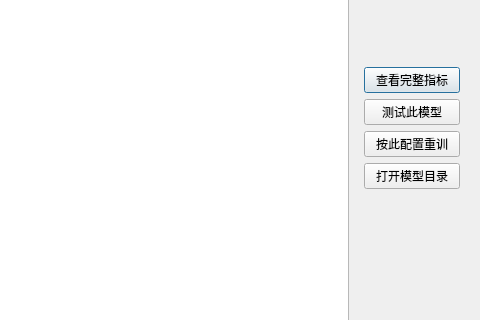
Before: the Qt Designer form ui/model.ui in pythondever/easy_trainer, drawn with Qt 5; both pictures show x 720 to 1200 and y 147 to 467 of the 1200 by 700 pixel window.
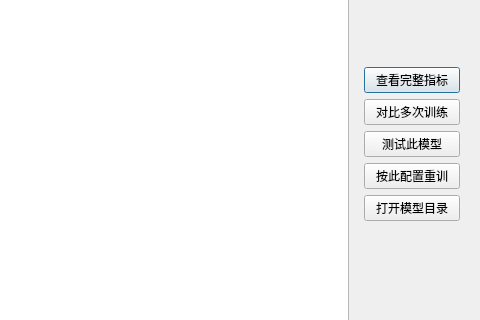
After: the same form once the commit is applied. Custom widgets are drawn as their Qt base class.

Commit message: 训练时数据增强配置

Patch:
```diff
--- a/ui/model.ui
+++ b/ui/model.ui
@@ -218,6 +218,13 @@
           </property>
          </widget>
         </item>
+        <item>
+         <widget class="QPushButton" name="detail_compare_btn">
+          <property name="text">
+           <string>对比多次训练</string>
+          </property>
+         </widget>
+        </item>
         <item>
          <widget class="QPushButton" name="detail_test_btn">
           <property name="text">
@@ -310,6 +317,13 @@
    </item>
   </layout>
  </widget>
+ <customwidgets>
+  <customwidget>
+   <class>CheckChip</class>
+   <extends>QCheckBox</extends>
+   <header>app.widgets.check_chip</header>
+  </customwidget>
+ </customwidgets>
  <resources />
  <connections />
 </ui>
```
Left out of the diff: 2 changed lines with no effect on the pictures. The commit also changes 32 other files.
